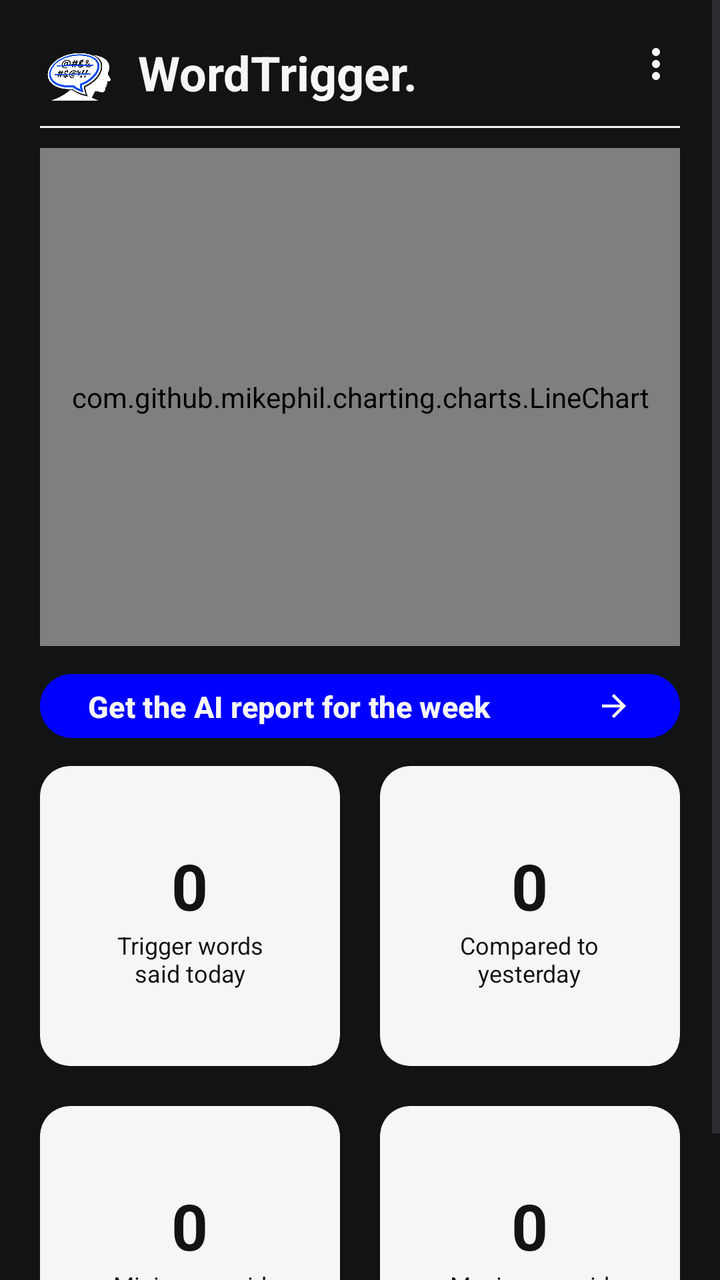
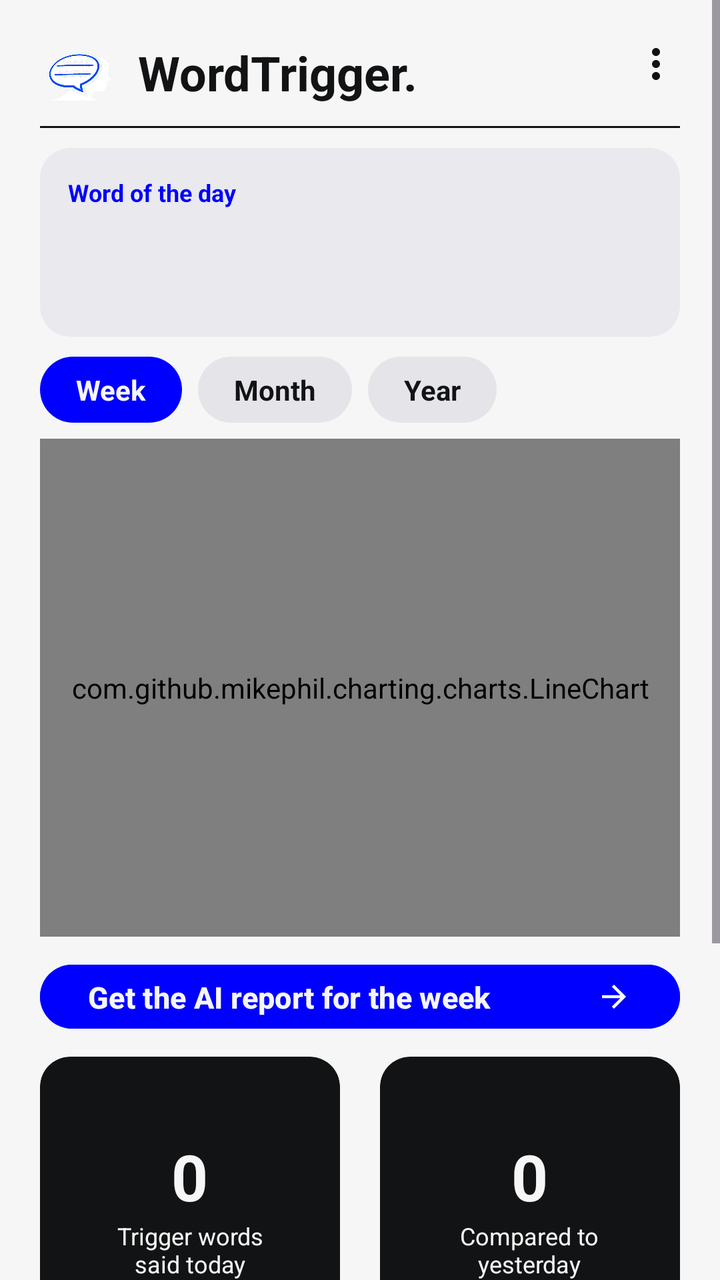

An Android layout rendered at two revisions. The XML below is the earlier revision; the diff shows what the commit changed to produce the second picture.
<!-- AndroidManifest.xml: application theme Theme.WordTrigger -->
<!-- res/layout/fragment_home.xml -->
<?xml version="1.0" encoding="utf-8"?>
<ScrollView xmlns:android="http://schemas.android.com/apk/res/android"
    xmlns:app="http://schemas.android.com/apk/res-auto"
    android:layout_width="match_parent"
    android:layout_height="match_parent"
    android:background="@color/black"
    android:fillViewport="true">

    <LinearLayout
        android:layout_width="match_parent"
        android:layout_height="wrap_content"
        android:orientation="vertical"
        android:padding="20dp">

        <RelativeLayout
            android:layout_width="match_parent"
            android:layout_height="44dp">

            <ImageView
                android:id="@+id/ivAppLogo"
                android:layout_width="38dp"
                android:layout_height="37dp"
                android:layout_alignParentStart="true"
                android:src="@drawable/logo" />

            <TextView
                android:layout_width="wrap_content"
                android:layout_height="wrap_content"
                android:layout_marginStart="11dp"
                android:layout_toEndOf="@id/ivAppLogo"
                android:text="WordTrigger."
                android:textColor="@color/white"
                android:textSize="24sp"
                android:textStyle="bold" />

            <ImageView
                android:id="@+id/ivMore"
                android:layout_width="wrap_content"
                android:layout_height="wrap_content"
                android:layout_alignParentEnd="true"
                android:src="@drawable/ic_more"
                app:tint="@color/white" />

            <View
                android:layout_width="match_parent"
                android:layout_height="1dp"
                android:layout_alignParentBottom="true"
                android:background="@color/white" />
        </RelativeLayout>

        <com.github.mikephil.charting.charts.LineChart
            android:id="@+id/chartSpeechStats"
            android:layout_width="match_parent"
            android:layout_height="249dp"
            android:layout_marginTop="10dp"
            android:background="@drawable/white_rounded_edittext"
            android:padding="10dp" />
    <LinearLayout
        android:layout_width="match_parent"
        android:layout_height="wrap_content">

    <Button
            android:id="@+id/btnGetReport"
            android:layout_width="match_parent"
            android:layout_height="40dp"
            android:gravity="left"
            android:backgroundTint="@color/blue"
            android:layout_marginTop="10dp"
            android:text="@string/home_report_btn"
            android:textSize="15sp"
            android:textStyle="bold"
            android:textColor="@color/white"

        app:icon="@drawable/ic_arrow_forward"
        app:iconGravity="end"
        app:iconPadding="15sp"
        app:iconTint="@color/white"/>


    </LinearLayout>

        <LinearLayout
            android:layout_width="match_parent"
            android:layout_height="wrap_content"
            android:layout_marginTop="10dp"
            android:orientation="horizontal"
            android:weightSum="2">

            <androidx.cardview.widget.CardView
                android:layout_width="0dp"
                android:layout_height="150dp"
                android:layout_weight="1"
                app:cardBackgroundColor="@color/white"
                app:cardCornerRadius="15dp"
                android:layout_marginEnd="10dp"
                app:cardElevation="0dp">

                <LinearLayout
                    android:layout_width="match_parent"
                    android:layout_height="match_parent"
                    android:gravity="center"
                    android:orientation="vertical"
                    android:padding="10dp">

                    <TextView
                        android:id="@+id/tvTodayCount"
                        android:layout_width="wrap_content"
                        android:layout_height="wrap_content"
                        android:text="0"
                        android:textColor="@color/black"
                        android:textSize="32sp"
                        android:textStyle="bold" />

                    <TextView
                        android:layout_width="wrap_content"
                        android:layout_height="wrap_content"
                        android:gravity="center"
                        android:text="@string/home_today_label"
                        android:textColor="@color/black"
                        android:textSize="12sp" />
                </LinearLayout>
            </androidx.cardview.widget.CardView>

            <androidx.cardview.widget.CardView
                android:layout_width="0dp"
                android:layout_height="150dp"
                android:layout_weight="1"
                app:cardBackgroundColor="@color/white"
                app:cardCornerRadius="15dp"
                android:layout_marginStart="10dp"
                app:cardElevation="0dp">
                <LinearLayout
                    android:layout_width="match_parent"
                    android:layout_height="match_parent"
                    android:orientation="vertical"
                    android:gravity="center"
                    android:padding="10dp">
                    <TextView
                        android:id="@+id/tvComparisonYesterday"
                        android:layout_width="wrap_content"
                        android:layout_height="wrap_content"
                        android:text="0"
                        android:textSize="32sp"
                        android:textStyle="bold"
                        android:textColor="@color/black" />
                    <TextView
                        android:id="@+id/tvDiffLabel"
                        android:layout_width="wrap_content"
                        android:layout_height="wrap_content"
                        android:text="@string/home_diff_default"
                        android:gravity="center"
                        android:textColor="@color/black"
                        android:textSize="12sp" />
                </LinearLayout>
            </androidx.cardview.widget.CardView>
        </LinearLayout>

        <LinearLayout
            android:layout_width="match_parent"
            android:layout_height="wrap_content"
            android:layout_marginTop="20dp"
            android:orientation="horizontal"
            android:weightSum="2">

            <androidx.cardview.widget.CardView
                android:layout_width="0dp"
                android:layout_height="150dp"
                android:layout_weight="1"
                app:cardBackgroundColor="@color/white"
                app:cardCornerRadius="15dp"
                android:layout_marginEnd="10dp"
                app:cardElevation="0dp">
                <LinearLayout
                    android:layout_width="match_parent"
                    android:layout_height="match_parent"
                    android:orientation="vertical"
                    android:gravity="center"
                    android:padding="10dp">
                    <TextView
                        android:id="@+id/tvMinDaily"
                        android:layout_width="wrap_content"
                        android:layout_height="wrap_content"
                        android:text="0"
                        android:textSize="32sp"
                        android:textStyle="bold"
                        android:textColor="@color/black" />
                    <TextView
                        android:layout_width="wrap_content"
                        android:layout_height="wrap_content"
                        android:text="@string/home_min_label"
                        android:gravity="center"
                        android:textColor="@color/black"
                        android:textSize="12sp" />
                </LinearLayout>
            </androidx.cardview.widget.CardView>

            <androidx.cardview.widget.CardView
                android:layout_width="0dp"
                android:layout_height="150dp"
                android:layout_weight="1"
                app:cardBackgroundColor="@color/white"
                app:cardCornerRadius="15dp"
                android:layout_marginStart="10dp"
                app:cardElevation="0dp">
                <LinearLayout
                    android:layout_width="match_parent"
                    android:layout_height="match_parent"
                    android:orientation="vertical"
                    android:gravity="center"
                    android:padding="10dp">

                    <TextView
                        android:id="@+id/tvMaxDaily"
                        android:layout_width="wrap_content"
                        android:layout_height="wrap_content"
                        android:text="0"
                        android:textColor="@color/black"
                        android:textSize="32sp"
                        android:textStyle="bold" />
                    <TextView
                        android:layout_width="wrap_content"
                        android:layout_height="wrap_content"
                        android:text="@string/home_max_label"
                        android:gravity="center"
                        android:textColor="@color/black"
                        android:textSize="12sp" />
                </LinearLayout>
            </androidx.cardview.widget.CardView>
        </LinearLayout>

    </LinearLayout>
</ScrollView>
<!-- resources referenced by this layout -->
<resources>
  <color name="black">#121314</color>
  <color name="blue">#0000FF</color>
  <color name="white">#f6f6f6</color>
  <!-- drawable ic_arrow_forward (drawable) -->
  <vector xmlns:android="http://schemas.android.com/apk/res/android"
      android:autoMirrored="true"
      android:height="24dp"
      android:tint="@color/black"
      android:viewportHeight="960"
      android:viewportWidth="960"
      android:width="24dp">
        
      <path
          android:fillColor="@android:color/white"
          android:pathData="M647,520L160,520L160,440L647,440L423,216L480,160L800,480L480,800L423,744L647,520Z"/>
      
  </vector>
  <!-- drawable ic_more (drawable) -->
  <vector xmlns:android="http://schemas.android.com/apk/res/android" android:height="24dp" android:tint="@color/black" android:viewportHeight="24" android:viewportWidth="24" android:width="24dp">
        
      <path android:fillColor="@android:color/white" android:pathData="M12,8c1.1,0 2,-0.9 2,-2s-0.9,-2 -2,-2 -2,0.9 -2,2 0.9,2 2,2zM12,10c-1.1,0 -2,0.9 -2,2s0.9,2 2,2 2,-0.9 2,-2 -0.9,-2 -2,-2zM12,16c-1.1,0 -2,0.9 -2,2s0.9,2 2,2 2,-0.9 2,-2 -0.9,-2 -2,-2z"/>
      
  </vector>
  <!-- drawable logo: png bitmap (drawable, 162306 bytes) -->
  <!-- drawable white_rounded_edittext (drawable) -->
  <?xml version="1.0" encoding="utf-8"?>
  <shape xmlns:android="http://schemas.android.com/apk/res/android">
      <solid android:color="@color/white"/>
      <corners android:radius="15dp"/>
      <padding android:left="15dp" android:right="15dp"/>
  </shape>
  <string name="home_diff_default">Compared to\nyesterday</string>
  <string name="home_max_label">Maximum said\nin a day</string>
  <string name="home_min_label">Minimum said\nin a day</string>
  <string name="home_report_btn">Get the AI report for the week</string>
  <string name="home_today_label">Trigger words\nsaid today</string>
  <style name="Theme.WordTrigger" parent="Base.Theme.WordTrigger" />
  <style name="Base.Theme.WordTrigger" parent="Theme.Material3.Light.NoActionBar">
          <item name="colorPrimary">@color/blue</item>
          <item name="colorOnPrimary">@color/white</item>
          <item name="containerColor">@color/black</item>
          <item name="colorSecondary">@color/white</item>
          <item name="colorOnSecondary">@color/blue</item>
          <item name="android:listSelector">@android:color/transparent</item>
          <item name="android:windowBackground">@color/black</item>
          <item name="colorTertiary">@color/blue</item>
          <item name="colorControlHighlight">#33FFFFFF</item>
      </style>
</resources>

<!-- the commit's change to res/layout/fragment_home.xml (unified diff, before → after) -->
@@ -48,11 +48,108 @@
                 android:background="@color/white" />
         </RelativeLayout>
 
+        
+        <androidx.cardview.widget.CardView
+            android:id="@+id/cardWordOfDay"
+            android:layout_width="match_parent"
+            android:layout_height="wrap_content"
+            android:layout_marginTop="10dp"
+            app:cardBackgroundColor="@color/card_dark"
+            app:cardCornerRadius="15dp"
+            app:cardElevation="0dp">
+
+            <LinearLayout
+                android:layout_width="match_parent"
+                android:layout_height="wrap_content"
+                android:orientation="vertical"
+                android:padding="14dp">
+
+                <TextView
+                    android:layout_width="wrap_content"
+                    android:layout_height="wrap_content"
+                    android:text="@string/wod_title"
+                    android:textColor="@color/blue"
+                    android:textSize="12sp"
+                    android:textStyle="bold" />
+
+                <TextView
+                    android:id="@+id/tvWodWord"
+                    android:layout_width="match_parent"
+                    android:layout_height="wrap_content"
+                    android:layout_marginTop="2dp"
+                    android:textColor="@color/white"
+                    android:textSize="20sp"
+                    android:textStyle="bold" />
+
+                <TextView
+                    android:id="@+id/tvWodDef"
+                    android:layout_width="match_parent"
+                    android:layout_height="wrap_content"
+                    android:layout_marginTop="2dp"
+                    android:ellipsize="end"
+                    android:maxLines="2"
+                    android:textColor="@color/secondary_on_black"
+                    android:textSize="14sp" />
+            </LinearLayout>
+        </androidx.cardview.widget.CardView>
+
+        
+        <LinearLayout
+            android:layout_width="match_parent"
+            android:layout_height="wrap_content"
+            android:layout_marginTop="10dp"
+            android:orientation="horizontal">
+
+            <TextView
+                android:id="@+id/pillWeek"
+                android:layout_width="wrap_content"
+                android:layout_height="wrap_content"
+                android:background="@drawable/bg_pill_blue"
+                android:paddingStart="18dp"
+                android:paddingTop="7dp"
+                android:paddingEnd="18dp"
+                android:paddingBottom="7dp"
+                android:text="@string/period_week"
+                android:textColor="@color/on_accent"
+                android:textSize="14sp"
+                android:textStyle="bold" />
+
+            <TextView
+                android:id="@+id/pillMonth"
+                android:layout_width="wrap_content"
+                android:layout_height="wrap_content"
+                android:layout_marginStart="8dp"
+                android:background="@drawable/bg_pill_gray"
+                android:paddingStart="18dp"
+                android:paddingTop="7dp"
+                android:paddingEnd="18dp"
+                android:paddingBottom="7dp"
+                android:text="@string/period_month"
+                android:textColor="@color/white"
+                android:textSize="14sp"
+                android:textStyle="bold" />
+
+            <TextView
+                android:id="@+id/pillYear"
+                android:layout_width="wrap_content"
+                android:layout_height="wrap_content"
+                android:layout_marginStart="8dp"
+                android:background="@drawable/bg_pill_gray"
+                android:paddingStart="18dp"
+                android:paddingTop="7dp"
+                android:paddingEnd="18dp"
+                android:paddingBottom="7dp"
+                android:text="@string/period_year"
+                android:textColor="@color/white"
+                android:textSize="14sp"
+                android:textStyle="bold" />
+        </LinearLayout>
+
         <com.github.mikephil.charting.charts.LineChart
             android:id="@+id/chartSpeechStats"
             android:layout_width="match_parent"
             android:layout_height="249dp"
-            android:layout_marginTop="10dp"
+            android:layout_marginTop="8dp"
             android:background="@drawable/white_rounded_edittext"
             android:padding="10dp" />
     <LinearLayout
@@ -69,12 +166,12 @@
             android:text="@string/home_report_btn"
             android:textSize="15sp"
             android:textStyle="bold"
-            android:textColor="@color/white"
+            android:textColor="@color/on_accent"
 
         app:icon="@drawable/ic_arrow_forward"
         app:iconGravity="end"
         app:iconPadding="15sp"
-        app:iconTint="@color/white"/>
+        app:iconTint="@color/on_accent"/>
 
 
     </LinearLayout>
<!-- resource entries referenced after the edit -->
@@ -1,8 +1,23 @@
 <!-- resources referenced by this layout -->
 <resources>
-  <color name="black">#121314</color>
+  <color name="black">#F6F6F6</color>
   <color name="blue">#0000FF</color>
-  <color name="white">#f6f6f6</color>
+  <color name="card_dark">#E9E9EE</color>
+  <color name="on_accent">#F6F6F6</color>
+  <color name="secondary_on_black">#333333</color>
+  <color name="white">#121314</color>
+  <!-- drawable bg_pill_blue (drawable) -->
+  <?xml version="1.0" encoding="utf-8"?>
+  <shape xmlns:android="http://schemas.android.com/apk/res/android" android:shape="rectangle">
+      <solid android:color="@color/blue" />
+      <corners android:radius="24dp" />
+  </shape>
+  <!-- drawable bg_pill_gray (drawable) -->
+  <?xml version="1.0" encoding="utf-8"?>
+  <shape xmlns:android="http://schemas.android.com/apk/res/android" android:shape="rectangle">
+      <solid android:color="@color/dark_gray" />
+      <corners android:radius="24dp" />
+  </shape>
   <!-- drawable ic_arrow_forward (drawable) -->
   <vector xmlns:android="http://schemas.android.com/apk/res/android"
       android:autoMirrored="true"
@@ -36,7 +51,12 @@
   <string name="home_min_label">Minimum said\nin a day</string>
   <string name="home_report_btn">Get the AI report for the week</string>
   <string name="home_today_label">Trigger words\nsaid today</string>
+  <string name="period_month">Month</string>
+  <string name="period_week">Week</string>
+  <string name="period_year">Year</string>
+  <string name="wod_title">Word of the day</string>
   <style name="Theme.WordTrigger" parent="Base.Theme.WordTrigger" />
+  <color name="dark_gray">#E4E4E9</color>
   <style name="Base.Theme.WordTrigger" parent="Theme.Material3.Light.NoActionBar">
           <item name="colorPrimary">@color/blue</item>
           <item name="colorOnPrimary">@color/white</item>
